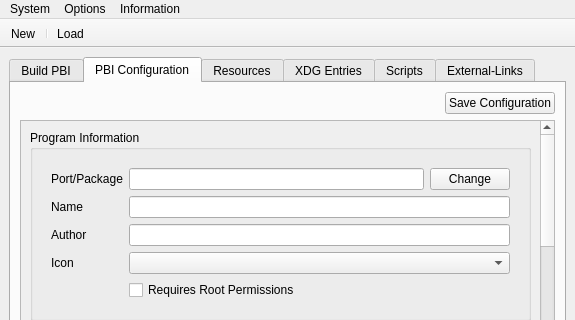
Above: src-qt4/EasyPBI/mainGUI.ui from trueos/pcbsd before the change; both pictures show x 0 to 575 and y 0 to 320 of the 575 by 467 pixel window. Below: the same form after it.
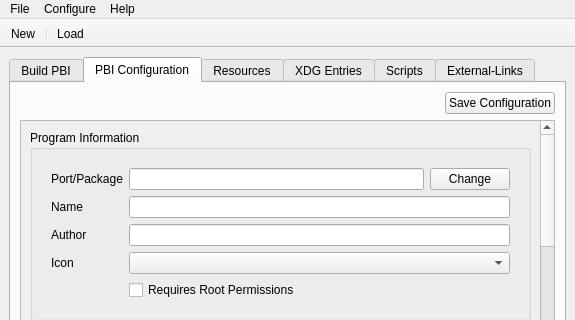
That is the form after the change. Icons and pictures are not drawn.

Commit message: changed EasyPBI to adhere to new UI template for PC-BSD utilities. Changed menu text & built in icons.

```diff
--- a/src-qt4/EasyPBI/mainGUI.ui
+++ b/src-qt4/EasyPBI/mainGUI.ui
@@ -1637,18 +1637,18 @@
      <x>0</x>
      <y>0</y>
      <width>575</width>
-     <height>20</height>
+     <height>21</height>
     </rect>
    </property>
    <widget class="QMenu" name="menuFile">
     <property name="title">
-     <string>System</string>
+     <string>File</string>
     </property>
     <addaction name="actionExit"/>
    </widget>
    <widget class="QMenu" name="menuEdit">
     <property name="title">
-     <string>Options</string>
+     <string>Configure</string>
     </property>
     <addaction name="actionPreferences"/>
     <addaction name="separator"/>
@@ -1660,7 +1660,7 @@
      <bool>false</bool>
     </property>
     <property name="title">
-     <string>Information</string>
+     <string>Help</string>
     </property>
     <addaction name="actionAbout_EasyPBI"/>
     <addaction name="separator"/>
```
Left out of the diff: 19 changed lines with no effect on the pictures. The commit also changes 2 other files.
